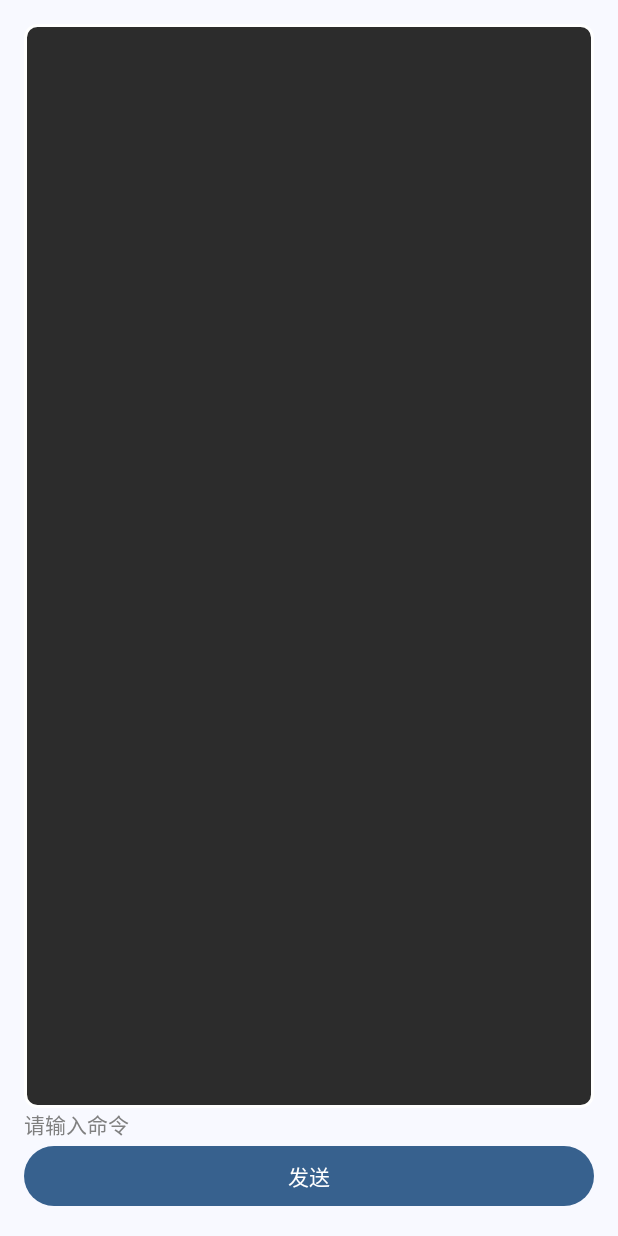
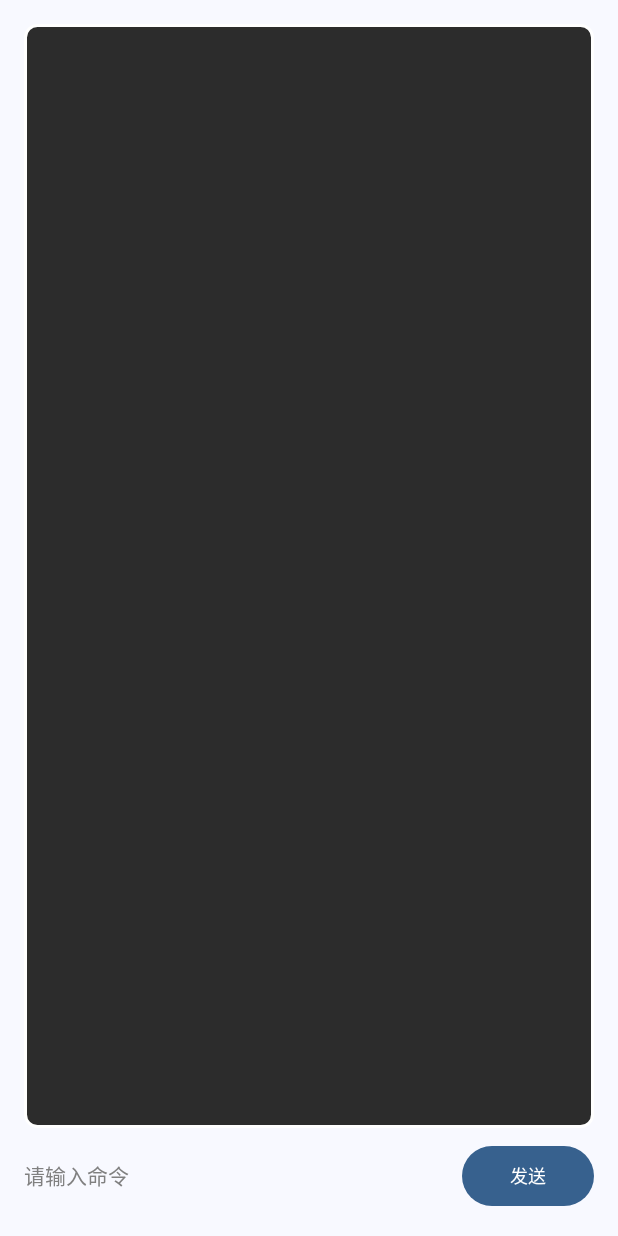
Before and after one commit to jdnjk/simpfun-app, an Android app: the ServerManage screen opened directly, with no data from a screen before it, on a phone screen of 412 x 824 dp. Run offline under Robolectric (Android 15) with nearby library versions, the phone set to English and light mode, and no system bars.

Commit message:
修改一些

```diff
--- a/app/src/main/java/cn/jdnjk/simpfun/MainActivity.java
+++ b/app/src/main/java/cn/jdnjk/simpfun/MainActivity.java
@@ -121,13 +121,13 @@ public class MainActivity extends AppCompatActivity {
         // 跳转到登录页面
         Intent intent = new Intent(MainActivity.this, LoginActivity.class);
         startActivity(intent);
-        finish(); // 防止返回到 MainActivity
+        finish();
     }
 
     private void navigateToHomePage() {
         // 跳转到主页
         Intent intent = new Intent(MainActivity.this, Welcome.class);
         startActivity(intent);
-        finish(); // 防止返回到 MainActivity
+        finish();
     }
 }
--- a/app/src/main/res/layout/activity_payment.xml
+++ b/app/src/main/res/layout/activity_payment.xml
@@ -8,7 +8,7 @@
     <TextView
             android:layout_width="wrap_content"
             android:layout_height="wrap_content"
-            android:text="选择积分"
+            android:text="选择积分档位"
             android:textSize="18sp"
             android:paddingBottom="8dp"/>
 
@@ -59,9 +59,9 @@
                 android:id="@+id/radioWeChat"
                 android:layout_width="wrap_content"
                 android:layout_height="wrap_content"
-                android:text="微信支付"/>
+                android:text="微信"/>
         <RadioButton
-                android:text="支付宝支付 减免0.5%"
+                android:text="支付宝 减免0.5%"
                 android:id="@+id/radioAlipay"
                 android:layout_width="wrap_content"
                 android:layout_height="wrap_content"/>
--- a/app/src/main/res/layout/activity_term.xml
+++ b/app/src/main/res/layout/activity_term.xml
@@ -23,10 +23,17 @@
                 android:textIsSelectable="true" />
     </ScrollView>
 
+    <LinearLayout
+            android:orientation="horizontal"
+            android:layout_width="match_parent"
+            android:layout_height="wrap_content"
+            android:layout_marginTop="8dp">
+
         <EditText
                 android:id="@+id/commandInput"
-            android:layout_width="match_parent"
+                android:layout_width="0dp"
                 android:layout_height="wrap_content"
+                android:layout_weight="1"
                 android:background="@color/md_theme_background"
                 android:hint="请输入命令"
                 android:textColor="#000000"
@@ -37,7 +44,15 @@
 
         <Button
                 android:id="@+id/simulateEnterButton"
-            android:layout_width="match_parent"
+                android:layout_width="wrap_content"
                 android:layout_height="wrap_content"
-            android:text="发送" />
+                android:text="发送"
+                android:textSize="12sp"
+                android:layout_marginLeft="8dp"
+                android:paddingLeft="16dp"
+                android:paddingRight="16dp"
+                android:paddingTop="8dp"
+                android:paddingBottom="8dp"/>
+
     </LinearLayout>
+</LinearLayout>
--- a/app/src/main/res/mipmap-anydpi-v26/ic_launcher.xml
+++ b/app/src/main/res/mipmap-anydpi-v26/ic_launcher.xml
@@ -1,6 +1,6 @@
 <?xml version="1.0" encoding="utf-8"?>
 <adaptive-icon xmlns:android="http://schemas.android.com/apk/res/android">
-    <background android:drawable="@drawable/ic_launcher_background"/>
-    <foreground android:drawable="@drawable/ic_launcher_foreground"/>
-    <monochrome android:drawable="@drawable/ic_launcher_foreground"/>
+    <background android:drawable="@mipmap/ic_launcher"/>
+    <foreground android:drawable="@mipmap/ic_launcher"/>
+    <monochrome android:drawable="@mipmap/ic_launcher"/>
 </adaptive-icon>
--- a/app/src/main/res/mipmap-anydpi-v26/ic_launcher_round.xml
+++ b/app/src/main/res/mipmap-anydpi-v26/ic_launcher_round.xml
@@ -1,6 +1,6 @@
 <?xml version="1.0" encoding="utf-8"?>
 <adaptive-icon xmlns:android="http://schemas.android.com/apk/res/android">
-    <!-- <background android:drawable="@drawable/ic_launcher_background"/> -->
-    <!-- <foreground android:drawable="@drawable/ic_launcher_foreground"/> -->
-    <!-- <monochrome android:drawable="@drawable/ic_launcher_foreground"/> -->
+    <background android:drawable="@mipmap/ic_launcher_round"/>
+    <foreground android:drawable="@mipmap/ic_launcher_round"/>
+    <monochrome android:drawable="@mipmap/ic_launcher_round"/>
 </adaptive-icon>
```
Lines whose indentation alone changed are shown as unchanged.
